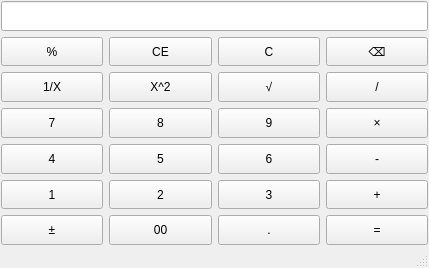
The window that mainwindow.ui (yuancong2/New-Lab1) describes before a commit, drawn with Qt 5.
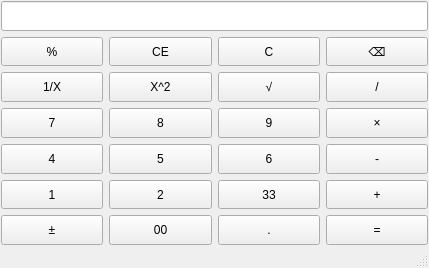
The same window after the commit.

Commit message: change 3 to 33 （都是尝试） 111

Patch:
```diff
--- a/mainwindow.ui
+++ b/mainwindow.ui
@@ -129,7 +129,7 @@
          </sizepolicy>
         </property>
         <property name="text">
-         <string>3</string>
+         <string>33</string>
         </property>
        </widget>
       </item>
```
